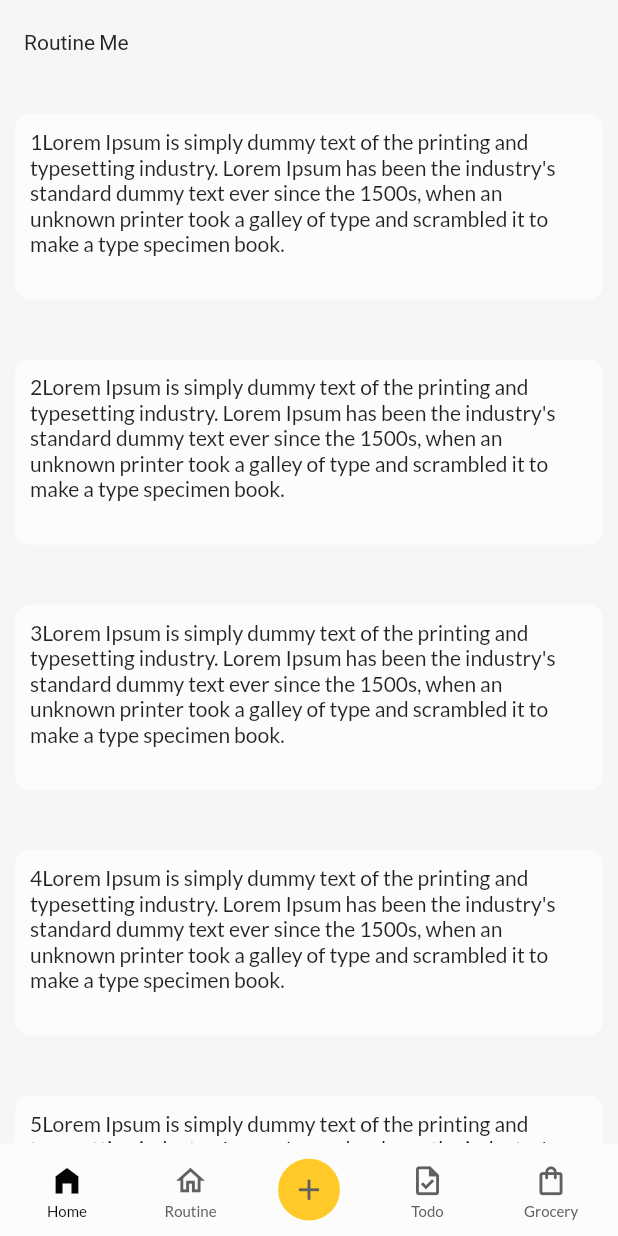
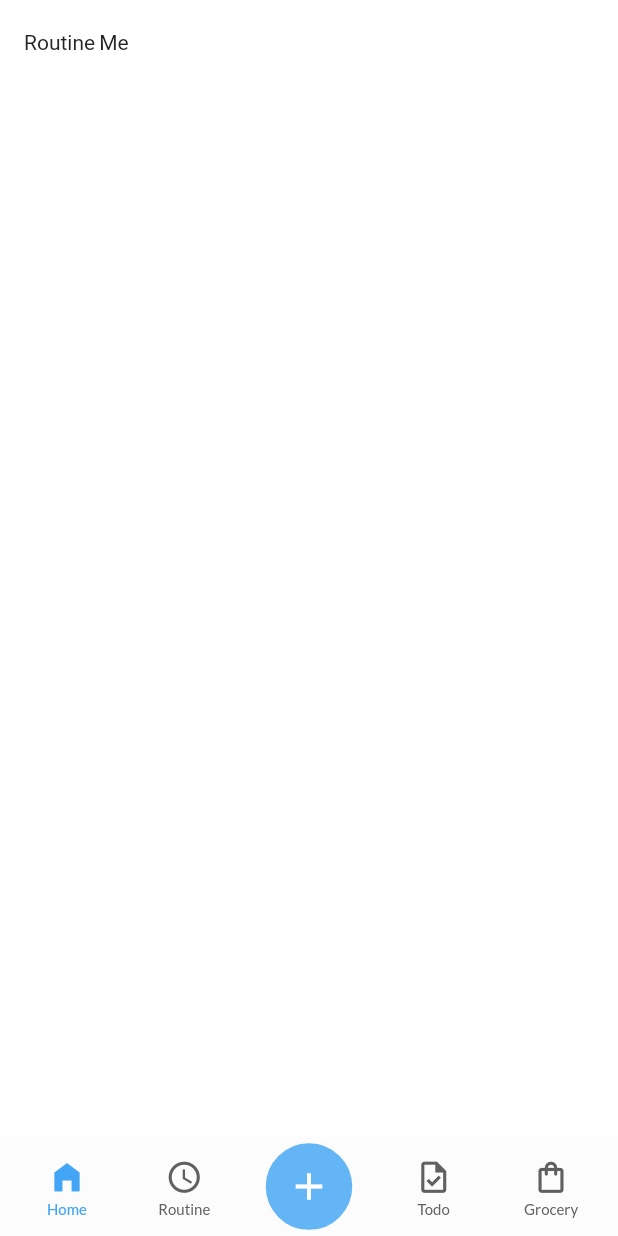
Before and after one commit to sammacorpy/routineMe, a Flutter app: the screen it shows after launch, on a phone screen of 412 x 824 dp. Run offline on Flutter 3.47's test engine with Material 2 defaults, Android fonts, the light colour scheme and no system bars; our stand-ins replace flutter_riverpod, google_fonts, riverpod; Roboto replaces fonts that are missing (Changa).

Commit message:
code refactoring to use riverpod

```diff
--- /dev/null
+++ b/lib/components/addbutton.dart
@@ -0,0 +1,49 @@
+import 'package:flutter/material.dart';
+import 'package:flutter_riverpod/flutter_riverpod.dart';
+import 'package:routineme/components/interface/appicons.dart';
+import 'package:routineme/components/namedicons.dart';
+import 'package:routineme/devicesettings/devicesettings.dart';
+import 'package:routineme/themes/customcolors.dart';
+
+class AddIcon extends AppIcons {
+  const AddIcon({
+    Key? key,
+  }) : super(key: key);
+
+  @override
+  Widget build(BuildContext context, WidgetRef ref) {
+    double scale = DeviceSettings.textScaleFactor(context);
+    double vh = DeviceSettings.deviceHeight(context);
+    return Container(
+      decoration: BoxDecoration(
+        color: CustomColors.accent2,
+        borderRadius: const BorderRadius.all(Radius.circular(100)),
+        border: Border.all(width: 1, color: CustomColors.accent2),
+      ),
+      width: vh * 0.07,
+      height: vh * 0.07,
+      padding: const EdgeInsets.all(2),
+      alignment: Alignment.center,
+      child: SizedBox(
+        width: scale * 30,
+        height: scale * 30,
+        child: IconButton(
+          onPressed: () => print("Something to pop"),
+          padding: const EdgeInsets.all(0),
+          splashRadius: scale * 18,
+          splashColor: CustomColors.splashColor,
+          hoverColor: CustomColors.splashColor,
+          focusColor: CustomColors.splashColor,
+          highlightColor: CustomColors.splashColor,
+          iconSize: 15,
+          enableFeedback: false,
+          icon: Icon(
+            NamedIcons.getIcon("Add", true),
+            size: scale * 30,
+            color: CustomColors.white,
+          ),
+        ),
+      ),
+    );
+  }
+}
--- a/lib/components/bottomnavbar.dart
+++ b/lib/components/bottomnavbar.dart
@@ -1,42 +1,16 @@
 import 'package:flutter/material.dart';
-import 'package:routineme/components/floatingaddbutton.dart';
-import 'package:routineme/components/interface/icons.dart';
+import 'package:routineme/components/addbutton.dart';
+import 'package:routineme/components/interface/appicons.dart';
 import 'package:routineme/components/namedicons.dart';
 import 'package:routineme/components/navicons.dart';
 import 'package:routineme/devicesettings/devicesettings.dart';
+import 'package:routineme/providers/switchtab.dart';
 import 'package:routineme/themes/customcolors.dart';
+import 'package:flutter_riverpod/flutter_riverpod.dart';
+import 'package:riverpod/riverpod.dart';
 
 class BottomNavBar extends StatelessWidget {
-  final String page;
-  final void Function(String) changePage;
-  const BottomNavBar({Key? key, required this.page, required this.changePage})
-      : super(key: key);
-
-  AppIcons _navBarIcons({
-    required String page,
-    required Map<IconState, IconData> icon,
-    bool floating = false,
-    required void Function() onClick,
-    Color? color,
-  }) {
-    final isActive = page == this.page;
-    color = color ?? (isActive ? CustomColors.primary2 : CustomColors.mattBlack);
-    if (floating) {
-      return FloatingIcon(
-        icon: (isActive ? icon[IconState.active] : icon[IconState.deactive])
-            as IconData,
-        color: color,
-        onClick: onClick,
-      );
-    }
-    return NavIcons(
-      text: page,
-      icon: (isActive ? icon[IconState.active] : icon[IconState.deactive])
-          as IconData,
-      onClick: onClick,
-      color: color,
-    );
-  }
+  const BottomNavBar({Key? key}) : super(key: key);
 
   @override
   Widget build(BuildContext context) {
@@ -44,25 +18,19 @@ class BottomNavBar extends StatelessWidget {
     double vh = DeviceSettings.deviceHeight(context);
 
     return Container(
+      height: vh * 0.08,
       padding: EdgeInsets.only(
-          left: vw * 0.05,
-          right: vw * 0.05,
-          top: vw * 0.025,
-          bottom: vw * 0.025),
-      height: vh * 0.075,
-      decoration: BoxDecoration(
-        borderRadius: BorderRadius.only(
-            topLeft: Radius.circular(vw * 0.09),
-            topRight: Radius.circular(vw * 0.09)),
+        left: vw * 0.05,
+        right: vw * 0.05,
       ),
       child: Row(
         mainAxisAlignment: MainAxisAlignment.spaceBetween,
-        children: <Widget>[
-          _navBarIcons(page: "Home", icon: NamedIcons.home, onClick: () => changePage("Home")),
-          _navBarIcons(page: "Routine", icon: NamedIcons.routine, onClick: () => changePage("Routine")),
-          _navBarIcons(page: "Add", icon: NamedIcons.add, onClick: () => print("Add something"), floating: true),
-          _navBarIcons(page: "Todo", icon: NamedIcons.todo, onClick: () => changePage("Todo")),
-          _navBarIcons(page: "Grocery", icon: NamedIcons.grocery, onClick: () => changePage("Grocery")),
+        children: const <Widget>[
+          NavIcons(text: "Home"),
+          NavIcons(text: "Routine"),
+          AddIcon(),
+          NavIcons(text: "Todo"),
+          NavIcons(text: "Grocery"),
         ],
       ),
     );
--- a/lib/components/floatingaddbutton.dart
+++ /dev/null
@@ -1,61 +0,0 @@
-import 'package:flutter/material.dart';
-import 'package:routineme/components/interface/icons.dart';
-import 'package:routineme/devicesettings/devicesettings.dart';
-import 'package:routineme/themes/customcolors.dart';
-
-class FloatingIcon extends AppIcons{
-  final Color color;
-  final IconData icon;
-  final VoidCallback? onClick;
-  const FloatingIcon(
-      {Key? key,
-      required this.color,
-      required this.icon,
-      required this.onClick})
-      : super(key: key);
-
-  @override
-  Widget build(BuildContext context) {
-    double scale = DeviceSettings.textScaleFactor(context);
-    double vw = DeviceSettings.deviceWidth(context);
-    double vh = DeviceSettings.deviceHeight(context);
-    return Container(
-      decoration: BoxDecoration(
-          color: CustomColors.accent1,
-          borderRadius: const BorderRadius.all(Radius.circular(100)),
-          border: Border.all(width: 1, color: CustomColors.accent1)),
-      width: vh * 0.075 - vw * 0.05,
-      padding: const EdgeInsets.all(2),
-      alignment: Alignment.center,
-      child: Column(
-        mainAxisAlignment: MainAxisAlignment.center,
-        children: [
-          Column(
-            mainAxisAlignment: MainAxisAlignment.center,
-            children: <Widget>[
-              SizedBox(
-                height: scale * 28,
-                child: IconButton(
-                  onPressed: onClick,
-                  padding: const EdgeInsets.all(0),
-                  splashRadius: scale * 18,
-                  splashColor: CustomColors.splashColor,
-                  hoverColor: CustomColors.splashColor,
-                  focusColor: CustomColors.splashColor,
-                  highlightColor: CustomColors.splashColor,
-                  iconSize: 12,
-                  enableFeedback: false,
-                  icon: Icon(
-                    icon,
-                    size: scale * 23,
-                    color: color,
-                  ),
-                ),
-              ),
-            ],
-          )
-        ],
-      ),
-    );
-  }
-}
--- a/lib/components/interface/icons.dart
+++ b/lib/components/interface/appicons.dart
@@ -1,10 +1,11 @@
 import 'package:flutter/material.dart';
+import 'package:flutter_riverpod/flutter_riverpod.dart';
 
-class AppIcons extends StatelessWidget{
+class AppIcons extends ConsumerWidget{
   const AppIcons({Key? key}) : super(key: key);
 
   @override
-  Widget build(BuildContext context){
+  Widget build(BuildContext context, WidgetRef ref){
     throw UnimplementedError("Build method not implemented");
   }
 }
--- a/lib/components/namedicons.dart
+++ b/lib/components/namedicons.dart
@@ -7,9 +7,27 @@ enum IconState {
 
 class NamedIcons {
   static Map<IconState, IconData> home = {IconState.deactive: Icons.home_outlined, IconState.active: Icons.home_filled};
-  static Map<IconState, IconData> routine = {IconState.deactive: Icons.home_outlined, IconState.active: Icons.home_filled};
+  static Map<IconState, IconData> routine = {IconState.deactive: Icons.access_time_outlined, IconState.active: Icons.access_time_filled};
   static Map<IconState, IconData> todo = {IconState.deactive: Icons.task_outlined, IconState.active: Icons.task};
   static Map<IconState, IconData> grocery = {IconState.deactive: Icons.shopping_bag_outlined, IconState.active: Icons.shopping_bag};
   static Map<IconState, IconData> add = {IconState.deactive: Icons.add, IconState.active: Icons.add};
   static Map<IconState, IconData> profile = {IconState.deactive: Icons.account_box_outlined, IconState.active: Icons.account_box};
+
+  static IconData getIcon(String name, bool isActive){
+    switch(name) {
+      case "Routine":
+        return (isActive ? NamedIcons.routine[IconState.active] : NamedIcons.routine[IconState.deactive]) as IconData;
+      case "Todo":
+        return (isActive ? NamedIcons.todo[IconState.active] : NamedIcons.todo[IconState.deactive]) as IconData;
+      case "Grocery":
+        return (isActive ? NamedIcons.grocery[IconState.active] : NamedIcons.grocery[IconState.deactive]) as IconData;
+      case "Add":
+        return (isActive ? NamedIcons.add[IconState.active] : NamedIcons.add[IconState.deactive]) as IconData;
+      case "Profile":
+        return (isActive ? NamedIcons.profile[IconState.active] : NamedIcons.profile[IconState.deactive]) as IconData;
+      case "Home":
+      default:
+        return (isActive ? NamedIcons.home[IconState.active] : NamedIcons.home[IconState.deactive]) as IconData;
+    }
+  }
 }
--- a/lib/components/navicons.dart
+++ b/lib/components/navicons.dart
@@ -1,45 +1,52 @@
 import 'package:flutter/material.dart';
-import 'package:routineme/components/interface/icons.dart';
+import 'package:routineme/components/interface/appicons.dart';
+import 'package:routineme/components/namedicons.dart';
 import 'package:routineme/devicesettings/devicesettings.dart';
+import 'package:routineme/providers/switchtab.dart';
 import 'package:routineme/themes/customcolors.dart';
+import 'package:flutter_riverpod/flutter_riverpod.dart';
 
-class NavIcons extends AppIcons{
+class NavIcons extends AppIcons {
   final String text;
-  final IconData icon;
-  final VoidCallback onClick;
-  final Color color;
   const NavIcons({
     Key? key,
     required this.text,
-    required this.icon,
-    required this.onClick,
-    required this.color,
   }) : super(key: key);
 
   @override
-  Widget build(BuildContext context) {
+  Widget build(BuildContext context, WidgetRef ref) {
     // get scale of device
     double scale = DeviceSettings.textScaleFactor(context);
+    double vw = DeviceSettings.deviceWidth(context);
+    bool isActive =ref.watch(isActiveProvider(text));
+    IconData icon = NamedIcons.getIcon(text, isActive);
+    Color color = isActive ? CustomColors.accent1 : CustomColors.mattBlack;
+
 
     // return NavIcons widget
-    return Column(
+    return Container(
+      padding: EdgeInsets.only(
+        top: vw * 0.025,
+        bottom: vw * 0.025,
+      ),
+      child: Column(
         mainAxisAlignment: MainAxisAlignment.center,
         children: <Widget>[
           SizedBox(
-          height: scale * 28,
+            height: scale * 30,
             child: IconButton(
-            onPressed: onClick,
+              onPressed: () => ref.read(switchTabProvider).changeTab(text),
               padding: const EdgeInsets.all(0),
-            splashRadius: scale * 18,
+              splashRadius: scale * 20,
               splashColor: CustomColors.splashColor,
               hoverColor: CustomColors.splashColor,
               focusColor: CustomColors.splashColor,
               highlightColor: CustomColors.splashColor,
-            iconSize: 12,
+              iconSize: 13,
               enableFeedback: false,
               icon: Icon(
                 icon,
-              size: scale * 23,
+                size: scale * 25,
                 color: color,
               ),
             ),
@@ -53,6 +60,7 @@ class NavIcons extends AppIcons{
             ),
           ),
         ],
+      ),
     );
   }
 }
--- a/lib/main.dart
+++ b/lib/main.dart
@@ -1,14 +1,16 @@
 import 'package:flutter/material.dart';
+import 'package:flutter_riverpod/flutter_riverpod.dart';
 import 'package:routineme/screens/dashboards.dart';
-import 'package:routineme/screens/groceries.dart';
 import 'package:routineme/screens/home.dart';
-import 'package:routineme/screens/routines.dart';
-import 'package:routineme/screens/todos.dart';
 import 'package:routineme/themes/customcolors.dart';
 import 'package:routineme/themes/globaltheme.dart';
 
 // sample flutter app
-void main() => runApp(const MyApp());
+void main() {
+  runApp(
+    const ProviderScope(child: MyApp())
+  );
+}
 
 class MyApp extends StatelessWidget {
   const MyApp({Key? key}) : super(key: key);
--- /dev/null
+++ b/lib/providers/switchtab.dart
@@ -0,0 +1,16 @@
+import 'package:flutter/material.dart';
+import 'package:flutter_riverpod/flutter_riverpod.dart';
+
+class SwitchTabNotifier extends ChangeNotifier {
+  String _value= "Home";
+  String get value => _value;
+
+  void changeTab(String tab){
+    _value = tab;
+    notifyListeners();
+  }
+}
+
+
+final switchTabProvider = ChangeNotifierProvider((ref) => SwitchTabNotifier());
+final isActiveProvider = Provider.autoDispose.family<bool, String>((ref, tab) => ref.watch(switchTabProvider).value.toString() == tab);
--- a/lib/screens/home.dart
+++ b/lib/screens/home.dart
@@ -1,25 +1,13 @@
 import 'package:flutter/material.dart';
+import 'package:flutter_riverpod/flutter_riverpod.dart';
 import 'package:google_fonts/google_fonts.dart';
 import 'package:routineme/components/bottomnavbar.dart';
-import 'package:routineme/devicesettings/devicesettings.dart';
 import 'package:routineme/themes/customcolors.dart';
+import 'package:routineme/providers/switchtab.dart';
 
-class HomeScreen extends StatefulWidget {
-  const HomeScreen({Key? key}): super(key: key);
-  @override
-  State<HomeScreen> createState() {
-    return _HomeScreenState();
-  }
-}
 
-class _HomeScreenState extends State<HomeScreen> {
-  String page = "Home";
-  void changePage(val) {
-    setState(() {
-      page = val;
-    });
-  }
-
+class HomeScreen extends StatelessWidget {
+  const HomeScreen({Key? key}) : super(key: key);
   @override
   Widget build(BuildContext context) {
     return Scaffold(
@@ -33,22 +21,9 @@ class _HomeScreenState extends State<HomeScreen> {
         elevation: 0,
       ),
       body: Container(
-        color: CustomColors.bg1,
-        child: ListView(
-          children: [1, 2, 3, 4, 5, 6, 7, 8, 9, 10, 11, 12, 13, 14, 15, 16, 17, 18, 19, 20, 21, 22, 23, 24, 25, 26, 27, 28, 29, 30, 31, 32, 33, 34, 35, 36, 37, 38, 39, 40, 41, 42, 43, 44, 45, 46, 47, 48, 49, 50, 51, 52, 53, 54, 55, 56, 57, 58, 59, 60, 61, 62, 63, 64, 65, 66, 67, 68, 69, 70, 71, 72, 73, 74, 75, 76, 77, 78, 79, 80, 81, 82, 83, 84, 85, 86, 87, 88, 89, 90, 91, 92, 93, 94, 95, 96, 97, 98, 99, 100, 101, 102, 103, 104, 105, 106, 107, 108, 109, 110, 111, 112, 113, 114, 115, 116, 117, 118, 119, 120, 121, 122, 123, 124, 125, 126, 127, 128, 129, 130, 131, 132, 133, 134, 135, 136, 137, 138, 139, 140, 141, 142, 143, 144, 145, 146, 147, 148, 149, 150, 151, 152, 153, 154, 155, 156, 157, 158, 159, 160, 161, 162, 163, 164, 165, 166, 167, 168, 169, 170, 171, 172, 173, 174, 175, 176, 177, 178, 179, 180, 181, 182, 183, 184, 185, 186, 187, 188, 189]
-              .map((e) => Container(
-                  height: DeviceSettings.deviceHeight(context) * 0.15,
-                  decoration: const BoxDecoration(
-                      color: CustomColors.bg2,
-                      borderRadius: BorderRadius.all(Radius.circular(10))),
-                  margin:
-                      const EdgeInsets.only(left: 10, right: 10, top: 20, bottom: 20),
-                  padding: const EdgeInsets.all(10),
-                  child: Text(e.toString() + "Lorem Ipsum is simply dummy text of the printing and typesetting industry. Lorem Ipsum has been the industry's standard dummy text ever since the 1500s, when an unknown printer took a galley of type and scrambled it to make a type specimen book.")))
-              .toList(),
-        ),
+        color: CustomColors.white,
       ),
-      bottomNavigationBar: BottomNavBar(page: page, changePage: changePage),
+      bottomNavigationBar: const BottomNavBar(),
     );
   }
 }
--- a/lib/themes/customcolors.dart
+++ b/lib/themes/customcolors.dart
@@ -3,13 +3,14 @@ import 'package:flutter/material.dart';
 class CustomColors {
   static const primaryText = Color(0xFF252525);
   static const secondaryText = Color(0xFF121212);
-  static const splashColor = Color(0xFFEEEEEE);
+  static const splashColor = Color(0xFFBBDEFB);
   static const addIconBorder = splashColor;
-  static Color accent1 = Colors.amber.shade400;
-  static const accent2 = Colors.amber;
+  static Color accent1 = Colors.blue.shade400;
+  static Color accent2 = Colors.blue.shade300;
   static const mattBlack = Color(0xFF606060);
-  static const primary1 =  Color(0xFFF6F6F6);
+  static const primary1 =  Color(0xFFFFFFFF);
   static const primary2 =  Color(0xFF050505);
-  static const bg1 = Color(0xFFF6F6F6);
+  static const bg1 = Color(0xFFFFFFFF);
   static const bg2 = Color(0xFFFCFCFC);
+  static const white = Color(0xFFFFFFFF);
 }
```
Also changed, not shown: pubspec.yaml (+2 -72 lines), pubspec.lock. Lines whose indentation alone changed are shown as unchanged.
